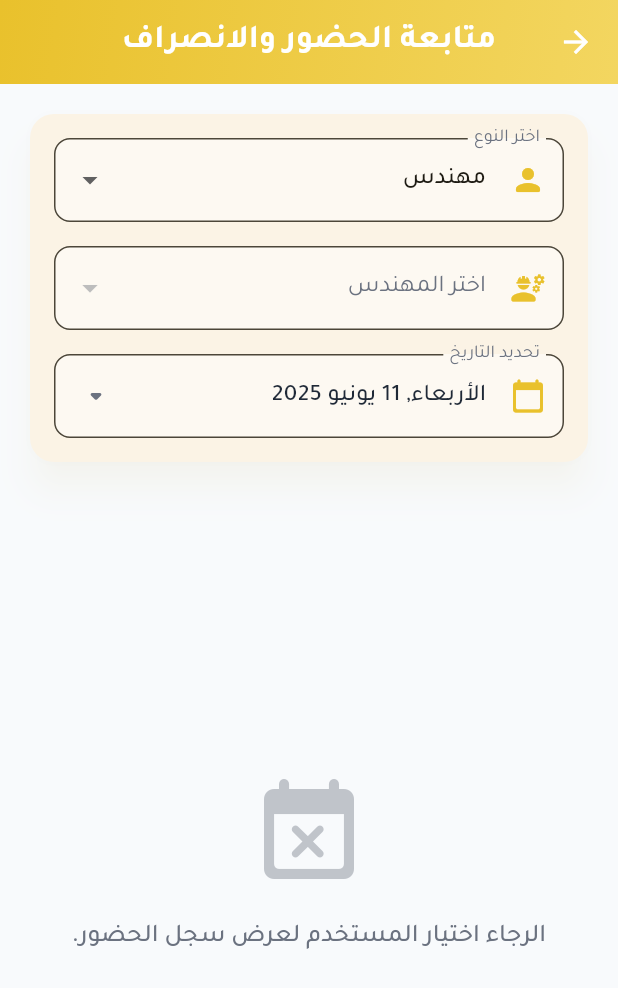
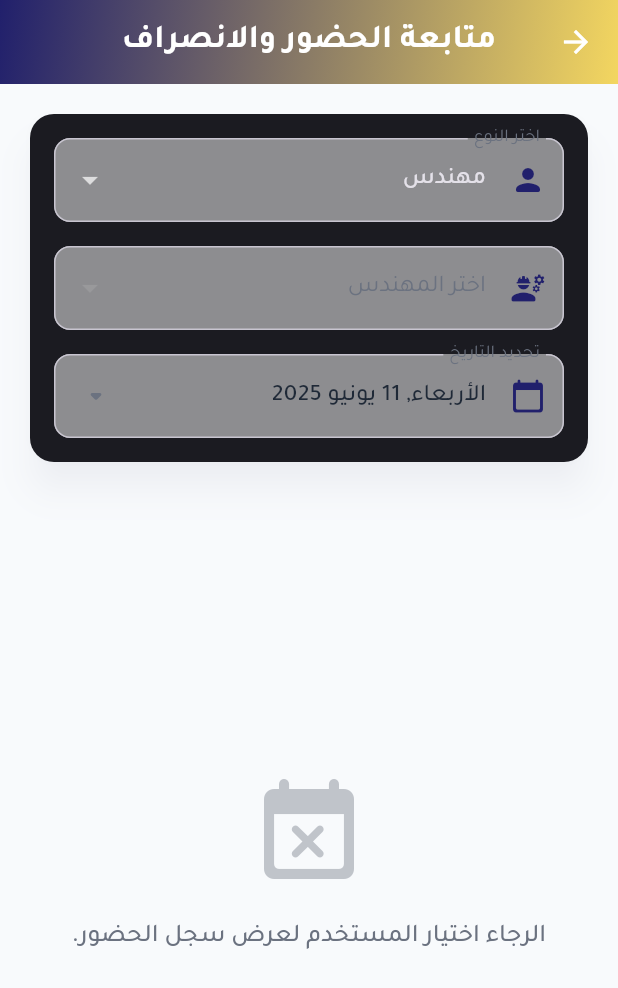
Before and after one commit to HGhurbani/engineer_management_system, a Flutter app: the AdminAttendancePage screen opened by its route, on a phone screen of 412 x 824 dp. Shown: the top 988 px of the screen. Run offline on Flutter 3.47's test engine with Material 3 defaults, Android fonts, the phone set to English and light mode, and no system bars; our stand-ins replace cloud_firestore, firebase_auth, firebase_core, firebase_storage, fl_chart, flutter_datetime_picker_plus and 8 more; accounts and stored records are empty.

Commit message:
Set dark mode default and update primary color

```diff
--- a/lib/pages/engineer/project_details_page.dart
+++ b/lib/pages/engineer/project_details_page.dart
@@ -40,7 +40,7 @@ class ProjectDetailsPage extends StatefulWidget {
   State<ProjectDetailsPage> createState() => _ProjectDetailsPageState();
 }
 class AppConstants {
-  static const Color primaryColor = Color(0xFFE9C12C);
+  static const Color primaryColor = Color(0xFF21206C);
   static const Color primaryLight = Color(0xFFF3D660);
   static const Color successColor = Color(0xFF10B981);
   static const Color warningColor = Color(0xFFF59E0B);
--- a/lib/theme/app_constants.dart
+++ b/lib/theme/app_constants.dart
@@ -2,7 +2,7 @@ import 'package:flutter/material.dart';
 
 class AppConstants {
   // Primary colors
-  static const Color primaryColor = Color(0xFFE9C12C);
+  static const Color primaryColor = Color(0xFF21206C);
   static const Color primaryLight = Color(0xFFF3D660);
   static const Color primaryDark = Color(0xFF21206C);
 
--- a/lib/theme/theme_provider.dart
+++ b/lib/theme/theme_provider.dart
@@ -2,7 +2,7 @@ import 'package:flutter/material.dart';
 
 /// A simple [ValueNotifier]-based theme controller.
 class ThemeProvider extends ValueNotifier<ThemeMode> {
-  ThemeProvider() : super(ThemeMode.system);
+  ThemeProvider() : super(ThemeMode.dark);
 
   /// Toggle between dark and light themes.
   void toggle() {
```
